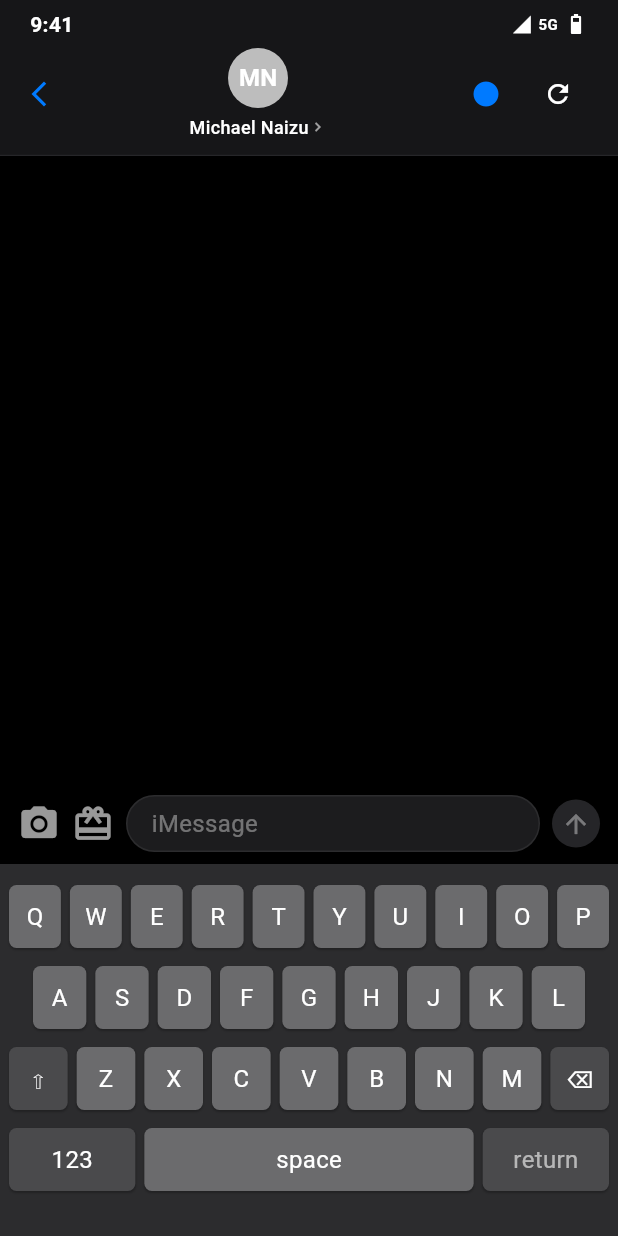
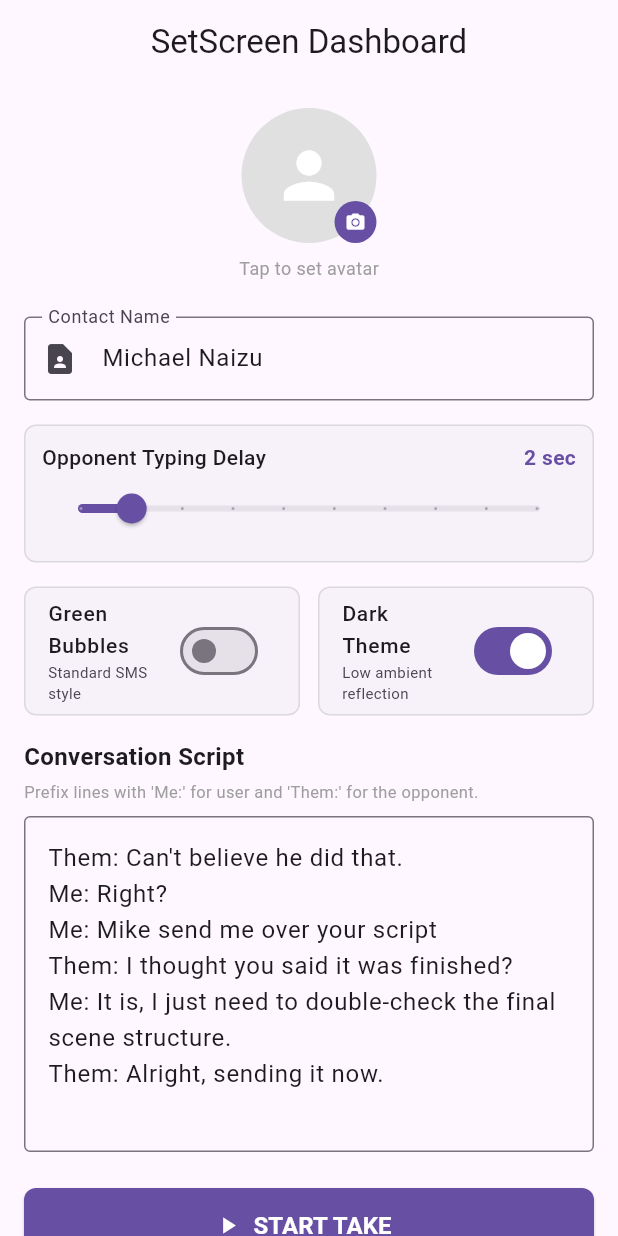
Before and after one commit to NaijaB0T/setscreen_pro, a Flutter app: the screen it shows after launch, on a phone screen of 412 x 824 dp. Run offline on Flutter 3.47's test engine with Material 3 defaults, Android fonts, the phone set to English and light mode, and no system bars; our stand-ins replace image_picker, shared_preferences.

Commit message:
feat: implement Sprint 2 Project Configuration & Persistence Layer (SetupScreen, ProjectConfig, SharedPreferences, ImagePicker)

```diff
--- a/lib/main.dart
+++ b/lib/main.dart
@@ -1,6 +1,6 @@
 import 'package:flutter/material.dart';
 import 'package:flutter/services.dart';
-import 'screens/chat_screen.dart';
+import 'screens/setup_screen.dart';
 
 void main() {
   WidgetsFlutterBinding.ensureInitialized();
@@ -30,8 +30,8 @@ class SetScreenApp extends StatelessWidget {
         brightness: Brightness.dark,
         useMaterial3: true,
       ),
-      themeMode: ThemeMode.dark, // Default to dark mode for screen props
-      home: const ChatScreen(),
+      themeMode: ThemeMode.system, // Dynamically set by SetupScreen configurations
+      home: const SetupScreen(),
     );
   }
 }
--- /dev/null
+++ b/lib/models/project_config.dart
@@ -0,0 +1,42 @@
+import 'script_item.dart';
+
+class ProjectConfig {
+  final String contactName;
+  final String? avatarPath;
+  final int opponentTypingDelay;
+  final bool initialUseGreenBubbles;
+  final bool initialUseDarkMode;
+  final List<ScriptItem> script;
+
+  ProjectConfig({
+    required this.contactName,
+    this.avatarPath,
+    required this.opponentTypingDelay,
+    required this.initialUseGreenBubbles,
+    required this.initialUseDarkMode,
+    required this.script,
+  });
+
+  Map<String, dynamic> toJson() => {
+    'contactName': contactName,
+    'avatarPath': avatarPath,
+    'opponentTypingDelay': opponentTypingDelay,
+    'initialUseGreenBubbles': initialUseGreenBubbles,
+    'initialUseDarkMode': initialUseDarkMode,
+    'script': script.map((item) => item.toJson()).toList(),
+  };
+
+  factory ProjectConfig.fromJson(Map<String, dynamic> json) {
+    final scriptList = json['script'] as List? ?? [];
+    return ProjectConfig(
+      contactName: json['contactName'] as String? ?? 'Michael Naizu',
+      avatarPath: json['avatarPath'] as String?,
+      opponentTypingDelay: json['opponentTypingDelay'] as int? ?? 2,
+      initialUseGreenBubbles: json['initialUseGreenBubbles'] as bool? ?? false,
+      initialUseDarkMode: json['initialUseDarkMode'] as bool? ?? true,
+      script: scriptList
+          .map((item) => ScriptItem.fromJson(item as Map<String, dynamic>))
+          .toList(),
+    );
+  }
+}
--- a/lib/models/script_item.dart
+++ b/lib/models/script_item.dart
@@ -6,4 +6,14 @@ class ScriptItem {
     required this.text,
     required this.isUser,
   });
+
+  Map<String, dynamic> toJson() => {
+    'text': text,
+    'isUser': isUser,
+  };
+
+  factory ScriptItem.fromJson(Map<String, dynamic> json) => ScriptItem(
+    text: json['text'] as String,
+    isUser: json['isUser'] as bool,
+  );
 }
--- a/lib/screens/chat_screen.dart
+++ b/lib/screens/chat_screen.dart
@@ -1,12 +1,19 @@
+import 'dart:io';
 import 'package:flutter/material.dart';
 import 'package:flutter/services.dart';
 import '../controllers/chat_controller.dart';
 import '../models/message.dart';
+import '../models/project_config.dart';
 import '../widgets/live_typing_keyboard.dart';
 import '../widgets/typing_indicator.dart';
 
 class ChatScreen extends StatefulWidget {
-  const ChatScreen({super.key});
+  final ProjectConfig config;
+
+  const ChatScreen({
+    super.key,
+    required this.config,
+  });
 
   @override
   State<ChatScreen> createState() => _ChatScreenState();
@@ -15,12 +22,13 @@ class ChatScreen extends StatefulWidget {
 class _ChatScreenState extends State<ChatScreen> {
   late ChatController _chatController;
   final ScrollController _scrollController = ScrollController();
-  bool _isDarkMode = true; // Default to dark mode for screen insertion props
+  late bool _isDarkMode;
 
   @override
   void initState() {
     super.initState();
-    _chatController = ChatController();
+    _chatController = ChatController(config: widget.config);
+    _isDarkMode = widget.config.initialUseDarkMode;
     _chatController.addListener(_onControllerUpdate);
   }
 
@@ -56,6 +64,15 @@ class _ChatScreenState extends State<ChatScreen> {
     SystemChrome.setSystemUIOverlayStyle(
       _isDarkMode ? SystemUiOverlayStyle.light : SystemUiOverlayStyle.dark,
     );
+  }
+
+  String _getInitials(String name) {
+    if (name.trim().isEmpty) return "U";
+    final parts = name.trim().split(RegExp(r'\s+'));
+    if (parts.length > 1) {
+      return (parts[0][0] + parts[1][0]).toUpperCase();
+    }
+    return parts[0][0].toUpperCase();
   }
 
   @override
@@ -120,8 +137,20 @@ class _ChatScreenState extends State<ChatScreen> {
               child: Row(
                 children: [
                   // Left back chevron
-                  Icon(Icons.arrow_back_ios_new, color: userBubbleColor, size: 20),
-                  const SizedBox(width: 8),
+                  GestureDetector(
+                    onTap: () => Navigator.of(context).pop(),
+                    behavior: HitTestBehavior.opaque,
+                    child: Padding(
+                      padding: const EdgeInsets.symmetric(vertical: 8),
+                      child: Row(
+                        children: [
+                          Icon(Icons.arrow_back_ios_new, color: userBubbleColor, size: 20),
+                          const SizedBox(width: 4),
+                          Text("Setup", style: TextStyle(color: userBubbleColor, fontSize: 16)),
+                        ],
+                      ),
+                    ),
+                  ),
 
                   // Double tap title for instant theme switch, or click buttons
                   Expanded(
@@ -136,10 +165,15 @@ class _ChatScreenState extends State<ChatScreen> {
                           CircleAvatar(
                             radius: 20,
                             backgroundColor: Colors.grey[400],
-                            child: const Text(
-                              "MN",
-                              style: TextStyle(color: Colors.white, fontWeight: FontWeight.bold),
-                            ),
+                            backgroundImage: widget.config.avatarPath != null && widget.config.avatarPath!.isNotEmpty
+                                ? FileImage(File(widget.config.avatarPath!))
+                                : null,
+                            child: widget.config.avatarPath == null || widget.config.avatarPath!.isEmpty
+                                ? Text(
+                                    _getInitials(widget.config.contactName),
+                                    style: const TextStyle(color: Colors.white, fontWeight: FontWeight.bold),
+                                  )
+                                : null,
                           ),
                           const SizedBox(height: 4),
                           // Name
@@ -147,7 +181,7 @@ class _ChatScreenState extends State<ChatScreen> {
                             mainAxisAlignment: MainAxisAlignment.center,
                             children: [
                               Text(
-                                "Michael Naizu",
+                                widget.config.contactName,
                                 style: TextStyle(
                                   fontSize: 12,
                                   fontWeight: FontWeight.w500,
--- /dev/null
+++ b/lib/screens/setup_screen.dart
@@ -0,0 +1,374 @@
+import 'dart:convert';
+import 'dart:io';
+import 'package:flutter/material.dart';
+import 'package:image_picker/image_picker.dart';
+import 'package:shared_preferences/shared_preferences.dart';
+import '../models/project_config.dart';
+import '../models/script_item.dart';
+import 'chat_screen.dart';
+
+class SetupScreen extends StatefulWidget {
+  const SetupScreen({super.key});
+
+  @override
+  State<SetupScreen> createState() => _SetupScreenState();
+}
+
+class _SetupScreenState extends State<SetupScreen> {
+  final _formKey = GlobalKey<FormState>();
+
+  final TextEditingController _nameController = TextEditingController();
+  final TextEditingController _scriptController = TextEditingController();
+
+  String? _avatarPath;
+  int _typingDelay = 2; // Default 2 seconds
+  bool _useGreenBubbles = false;
+  bool _useDarkMode = true;
+
+  @override
+  void initState() {
+    super.initState();
+    _loadSavedConfig();
+  }
+
+  @override
+  void dispose() {
+    _nameController.dispose();
+    _scriptController.dispose();
+    super.dispose();
+  }
+
+  Future<void> _loadSavedConfig() async {
+    final prefs = await SharedPreferences.getInstance();
+    final jsonStr = prefs.getString('saved_project_config');
+    if (jsonStr != null && jsonStr.isNotEmpty) {
+      try {
+        final Map<String, dynamic> decoded = jsonDecode(jsonStr);
+        final config = ProjectConfig.fromJson(decoded);
+        setState(() {
+          _nameController.text = config.contactName;
+          _avatarPath = config.avatarPath;
+          _typingDelay = config.opponentTypingDelay;
+          _useGreenBubbles = config.initialUseGreenBubbles;
+          _useDarkMode = config.initialUseDarkMode;
+          _scriptController.text = _formatScriptForTextField(config.script);
+        });
+      } catch (e) {
+        debugPrint("Error loading saved config: $e");
+        _loadDefaultValues();
+      }
+    } else {
+      _loadDefaultValues();
+    }
+  }
+
+  void _loadDefaultValues() {
+    setState(() {
+      _nameController.text = "Michael Naizu";
+      _typingDelay = 2;
+      _useGreenBubbles = false;
+      _useDarkMode = true;
+      _scriptController.text =
+          "Them: Can't believe he did that.\n"
+          "Me: Right?\n"
+          "Me: Mike send me over your script\n"
+          "Them: I thought you said it was finished?\n"
+          "Me: It is, I just need to double-check the final scene structure.\n"
+          "Them: Alright, sending it now.";
+    });
+  }
+
+  String _formatScriptForTextField(List<ScriptItem> script) {
+    return script.map((item) => "${item.isUser ? 'Me' : 'Them'}: ${item.text}").join('\n');
+  }
+
+  List<ScriptItem> _parseScriptText(String text) {
+    final List<ScriptItem> parsed = [];
+    final lines = text.split('\n');
+    for (var line in lines) {
+      line = line.trim();
+      if (line.isEmpty) continue;
+      if (line.toLowerCase().startsWith('me:')) {
+        final content = line.substring(3).trim();
+        if (content.isNotEmpty) {
+          parsed.add(ScriptItem(text: content, isUser: true));
+        }
+      } else if (line.toLowerCase().startsWith('them:')) {
+        final content = line.substring(5).trim();
+        if (content.isNotEmpty) {
+          parsed.add(ScriptItem(text: content, isUser: false));
+        }
+      } else {
+        // Fallback: If no prefix, assume user text
+        parsed.add(ScriptItem(text: line, isUser: true));
+      }
+    }
+    return parsed;
+  }
+
+  Future<void> _pickAvatar() async {
+    final picker = ImagePicker();
+    try {
+      final pickedFile = await picker.pickImage(source: ImageSource.gallery);
+      if (pickedFile != null) {
+        setState(() {
+          _avatarPath = pickedFile.path;
+        });
+      }
+    } catch (e) {
+      debugPrint("Error picking avatar image: $e");
+    }
+  }
+
+  Future<void> _startTake() async {
+    if (!_formKey.currentState!.validate()) return;
+
+    final scriptItems = _parseScriptText(_scriptController.text);
+    if (scriptItems.isEmpty) {
+      ScaffoldMessenger.of(context).showSnackBar(
+        const SnackBar(content: Text("Please write at least one line of script.")),
+      );
+      return;
+    }
+
+    final config = ProjectConfig(
+      contactName: _nameController.text.trim(),
+      avatarPath: _avatarPath,
+      opponentTypingDelay: _typingDelay,
+      initialUseGreenBubbles: _useGreenBubbles,
+      initialUseDarkMode: _useDarkMode,
+      script: scriptItems,
+    );
+
+    // Save configuration to SharedPreferences
+    final prefs = await SharedPreferences.getInstance();
+    await prefs.setString('saved_project_config', jsonEncode(config.toJson()));
+
+    // Navigate to ChatScreen
+    if (mounted) {
+      Navigator.of(context).push(
+        MaterialPageRoute(
+          builder: (context) => ChatScreen(config: config),
+        ),
+      );
+    }
+  }
+
+  @override
+  Widget build(BuildContext context) {
+    return Scaffold(
+      appBar: AppBar(
+        title: const Text("SetScreen Dashboard"),
+        centerTitle: true,
+      ),
+      body: SingleChildScrollView(
+        padding: const EdgeInsets.all(16.0),
+        child: Form(
+          key: _formKey,
+          child: Column(
+            crossAxisAlignment: CrossAxisAlignment.start,
+            children: [
+              // Avatar & Name Card
+              Center(
+                child: Column(
+                  children: [
+                    GestureDetector(
+                      onTap: _pickAvatar,
+                      child: Stack(
+                        children: [
+                          CircleAvatar(
+                            radius: 45,
+                            backgroundColor: Colors.grey[300],
+                            backgroundImage: _avatarPath != null
+                                ? FileImage(File(_avatarPath!))
+                                : null,
+                            child: _avatarPath == null
+                                ? const Icon(Icons.person, size: 50, color: Colors.white)
+                                : null,
+                          ),
+                          Positioned(
+                            bottom: 0,
+                            right: 0,
+                            child: CircleAvatar(
+                              radius: 14,
+                              backgroundColor: Theme.of(context).colorScheme.primary,
+                              child: const Icon(Icons.camera_alt, size: 14, color: Colors.white),
+                            ),
+                          ),
+                        ],
+                      ),
+                    ),
+                    const SizedBox(height: 8),
+                    const Text(
+                      "Tap to set avatar",
+                      style: TextStyle(fontSize: 12, color: Colors.grey),
+                    ),
+                  ],
+                ),
+              ),
+              const SizedBox(height: 24),
+
+              // Contact Name Field
+              TextFormField(
+                controller: _nameController,
+                decoration: const InputDecoration(
+                  labelText: "Contact Name",
+                  border: OutlineInputBorder(),
+                  prefixIcon: Icon(Icons.contact_page),
+                ),
+                validator: (value) {
+                  if (value == null || value.trim().isEmpty) {
+                    return "Please enter a contact name";
+                  }
+                  return null;
+                },
+              ),
+              const SizedBox(height: 16),
+
+              // Opponent Delay Slider
+              Card(
+                margin: EdgeInsets.zero,
+                elevation: 0,
+                shape: RoundedRectangleBorder(
+                  side: BorderSide(color: Colors.grey.withValues(alpha: 0.3)),
+                  borderRadius: BorderRadius.circular(8),
+                ),
+                child: Padding(
+                  padding: const EdgeInsets.all(12.0),
+                  child: Column(
+                    crossAxisAlignment: CrossAxisAlignment.start,
+                    children: [
+                      Row(
+                        mainAxisAlignment: MainAxisAlignment.spaceBetween,
+                        children: [
+                          const Text("Opponent Typing Delay", style: TextStyle(fontWeight: FontWeight.w500)),
+                          Text(
+                            "$_typingDelay sec",
+                            style: TextStyle(
+                              fontWeight: FontWeight.bold,
+                              color: Theme.of(context).colorScheme.primary,
+                            ),
+                          ),
+                        ],
+                      ),
+                      Slider(
+                        value: _typingDelay.toDouble(),
+                        min: 1,
+                        max: 10,
+                        divisions: 9,
+                        onChanged: (val) {
+                          setState(() {
+                            _typingDelay = val.toInt();
+                          });
+                        },
+                      ),
+                    ],
+                  ),
+                ),
+              ),
+              const SizedBox(height: 16),
+
+              // Layout Toggles
+              Row(
+                children: [
+                  Expanded(
+                    child: Card(
+                      margin: EdgeInsets.zero,
+                      elevation: 0,
+                      shape: RoundedRectangleBorder(
+                        side: BorderSide(color: Colors.grey.withValues(alpha: 0.3)),
+                        borderRadius: BorderRadius.circular(8),
+                      ),
+                      child: SwitchListTile(
+                        title: const Text("Green Bubbles", style: TextStyle(fontSize: 14, fontWeight: FontWeight.w500)),
+                        subtitle: const Text("Standard SMS style", style: TextStyle(fontSize: 10)),
+                        value: _useGreenBubbles,
+                        onChanged: (val) {
+                          setState(() {
+                            _useGreenBubbles = val;
+                          });
+                        },
+                      ),
+                    ),
+                  ),
+                  const SizedBox(width: 12),
+                  Expanded(
+                    child: Card(
+                      margin: EdgeInsets.zero,
+                      elevation: 0,
+                      shape: RoundedRectangleBorder(
+                        side: BorderSide(color: Colors.grey.withValues(alpha: 0.3)),
+                        borderRadius: BorderRadius.circular(8),
+                      ),
+                      child: SwitchListTile(
+                        title: const Text("Dark Theme", style: TextStyle(fontSize: 14, fontWeight: FontWeight.w500)),
+                        subtitle: const Text("Low ambient reflection", style: TextStyle(fontSize: 10)),
+                        value: _useDarkMode,
+                        onChanged: (val) {
+                          setState(() {
+                            _useDarkMode = val;
+                          });
+                        },
+                      ),
+                    ),
+                  ),
+                ],
+              ),
+              const SizedBox(height: 16),
+
+              // Screenplay Script input
+              const Text(
+                "Conversation Script",
+                style: TextStyle(fontSize: 16, fontWeight: FontWeight.bold),
+              ),
+              const SizedBox(height: 4),
+              const Text(
+                "Prefix lines with 'Me:' for user and 'Them:' for the opponent.",
+                style: TextStyle(fontSize: 11, color: Colors.grey),
+              ),
+              const SizedBox(height: 8),
+              TextFormField(
+                controller: _scriptController,
+                maxLines: 8,
+                keyboardType: TextInputType.multiline,
+                decoration: const InputDecoration(
+                  hintText: "Me: How is the shoot going?\nThem: Almost done, preparing camera.",
+                  border: OutlineInputBorder(),
+                ),
+                validator: (value) {
+                  if (value == null || value.trim().isEmpty) {
+                    return "Please write a screenplay script";
+                  }
+                  return null;
+                },
+              ),
+              const SizedBox(height: 24),
+
+              // Start Take Button
+              SizedBox(
+                width: double.infinity,
+                height: 50,
+                child: ElevatedButton.icon(
+                  onPressed: _startTake,
+                  icon: const Icon(Icons.play_arrow),
+                  label: const Text(
+                    "START TAKE",
+                    style: TextStyle(fontWeight: FontWeight.bold, fontSize: 16),
+                  ),
+                  style: ElevatedButton.styleFrom(
+                    backgroundColor: Theme.of(context).colorScheme.primary,
+                    foregroundColor: Colors.white,
+                    shape: RoundedRectangleBorder(
+                      borderRadius: BorderRadius.circular(8),
+                    ),
+                  ),
+                ),
+              ),
+              const SizedBox(height: 20),
+            ],
+          ),
+        ),
+      ),
+    );
+  }
+}
```
Also changed, not shown: lib/controllers/chat_controller.dart (+10 -39 lines), 1 other file.
